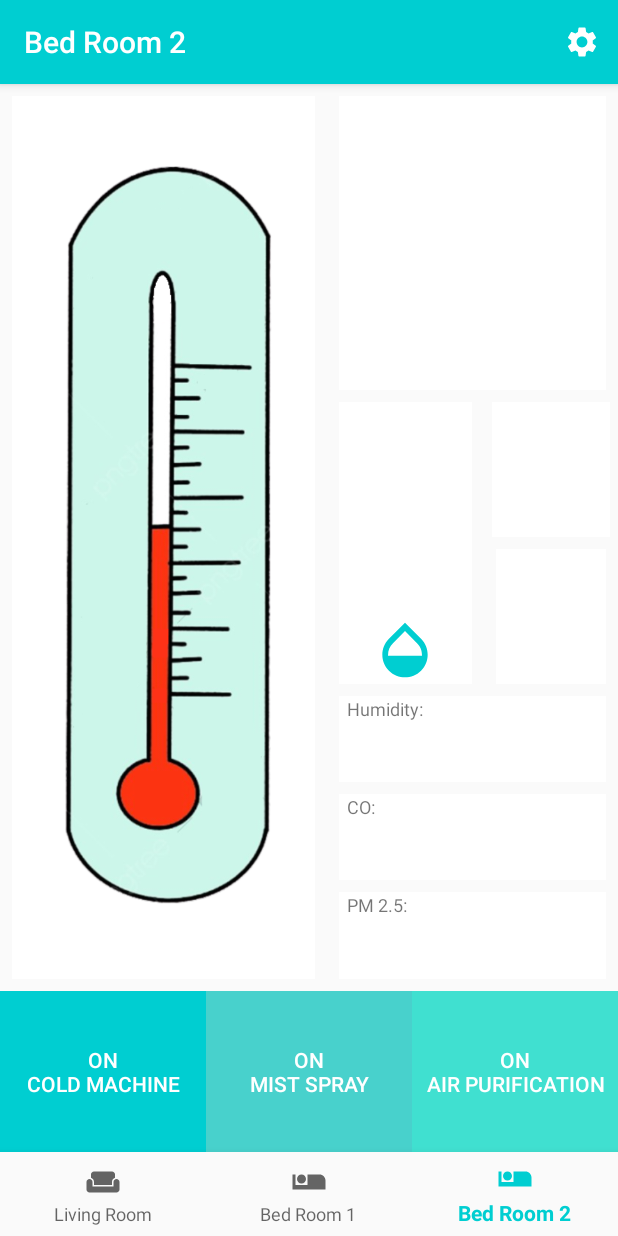
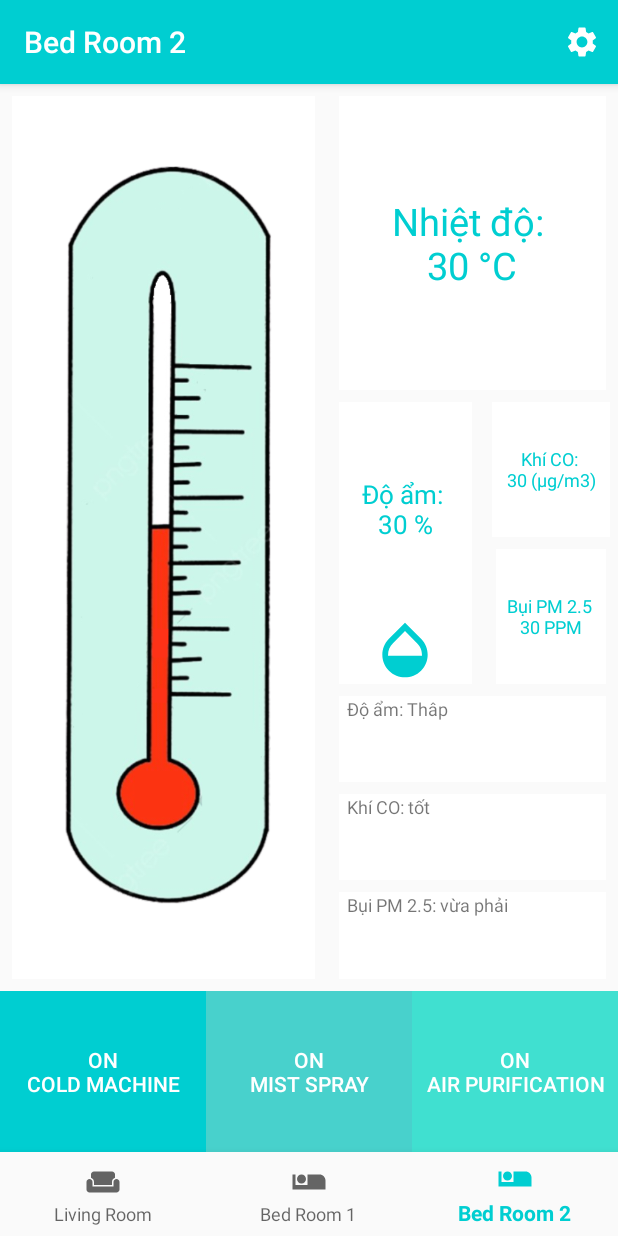
Before and after one commit to lethilinhtrang/PureLife, an Android app: the DashboardFragment screen opened through its navigation route, item 3 of the bottom bar chosen, on a phone screen of 412 x 824 dp. Run offline under Robolectric (Android 15) with nearby library versions, the phone set to English and light mode, and no system bars; our stand-ins replace Volley, navigation-ui; libraries missing offline, so code that uses them is left out: com.biansemao.widget; plain views replace ThermometerView.

Commit message:
Finish multi thread

```diff
--- /dev/null
+++ b/app/src/main/java/com/haqyna/purelife/GetData.java
@@ -0,0 +1,202 @@
+package com.haqyna.purelife;
+
+import android.app.ProgressDialog;
+import android.content.Context;
+import android.graphics.Color;
+import android.os.AsyncTask;
+import android.util.Log;
+import android.widget.Switch;
+import android.widget.TextView;
+
+import java.io.BufferedReader;
+import java.io.IOException;
+import java.io.InputStreamReader;
+import java.net.HttpURLConnection;
+import java.net.URL;
+import java.util.Random;
+
+
+public class GetData extends AsyncTask<String, Void, String> {
+
+    ProgressDialog progressDialog;
+    Context context;
+    TextView textView, textCanhBao;
+    String tempDuLieu = "";
+    int loai = 0;
+
+    public GetData(Context context, TextView textView, TextView textCanhBao, int loai) {
+        this.context = context;
+        this.textView = textView;
+        this.textCanhBao = textCanhBao;
+        this.loai = loai;
+    }
+
+    @Override
+    protected void onPreExecute() {
+        super.onPreExecute();
+
+        // Hiển thị Dialog khi bắt đầu xử lý.
+        progressDialog = new ProgressDialog(context);
+        progressDialog.setTitle("Pure Life");
+        progressDialog.setMessage("Đang lấy dữ liệu...");
+        progressDialog.show();
+    }
+
+    @Override
+    protected String doInBackground(String... strings) {
+        try {
+            StringBuilder sb;
+            // Website này sẽ cho biết địa chỉ IP của bạn.
+            URL url = new URL(strings[0]);
+            HttpURLConnection connection = (HttpURLConnection) url.openConnection();
+            if (connection.getResponseCode() == HttpURLConnection.HTTP_OK) {
+                BufferedReader br = new BufferedReader(new InputStreamReader(connection.getInputStream()));
+                sb = new StringBuilder();
+                String line;
+                while ((line = br.readLine()) != null) {
+                    sb.append(line).append("\n");
+                }
+
+//                Log.e("Dia chi IP ", sb.toString());
+                br.close();
+                return sb.toString();
+            }
+
+        } catch (IOException e) {
+            e.printStackTrace();
+            return null;
+        }
+
+        return null;
+    }
+
+    @Override
+    protected void onPostExecute(String aString) {
+        super.onPostExecute(aString);
+        // Hủy dialog đi.
+        progressDialog.dismiss();
+
+        try {
+            int l = aString.length();
+            tempDuLieu = aString.substring(2, l - 3);
+        } catch (Exception ex) {
+            tempDuLieu = "30";
+        }
+
+        switch (loai) {
+            case 0:
+                textView.setText("Nhiệt độ: " + "\n" + tempDuLieu + " °C");
+                break;
+            case 1:
+                textView.setText("Nhiệt độ: " + "\n" + tempDuLieu + " °F");
+                break;
+            case 2:
+//                textView.setText("Độ ẩm: " + "\n" + tempDuLieu + " %");
+                Float doAm = 0f;
+                try {
+                    doAm = Float.parseFloat(tempDuLieu);
+                    textView.setText("Độ ẩm: " + "\n" + tempDuLieu + " %");
+                } catch (Exception E) {
+                    doAm = 70f;
+                    textView.setText("Độ ẩm: " + "\n" + 70 + " %");
+                }
+
+                if ((doAm >= 60f) && (doAm < 75f)) {
+//                    textCanhBao.setText(getString(R.string.canh_bao_nhiet_do_do_am) + getText(R.string.tot));
+                    textCanhBao.setText("Độ ẩm: Tốt");
+//                    text1.setTextColor(Color.parseColor((String) getText(R.color.colorTrungBinh)));
+                }
+                if (doAm < 60f) {
+//                    textCanhBao.setText(getString(R.string.canh_bao_nhiet_do_do_am) + getText(R.string.do_am_thap));
+                    textCanhBao.setText("Độ ẩm: Thâp");
+//                    text1.setTextColor(Color.parseColor((String) getText(R.color.colorKhongLanhManh)));
+                }
+                if (doAm >= 75f) {
+//                    textCanhBao.setText(getString(R.string.canh_bao_nhiet_do_do_am) + getText(R.string.do_am_cao));
+                    textCanhBao.setText("Độ ẩm: Cao");
+//                    text1.setTextColor(Color.parseColor((String) getText(R.color.colorKhongLanhManh)));
+                }
+                break;
+            case 3:
+                textView.setText("Khí CO: " + "\n" + tempDuLieu + " (µg/m3)");
+                Float CO = Float.parseFloat(tempDuLieu);
+                if ((CO >= 0f) && (CO <= 50f)) {
+//                    textCanhBao.setText(getString(R.string.canh_bao_khi_co) + getText(R.string.tot));
+                    textCanhBao.setText("Khí CO: tốt");
+//                    textCanhBao.setTextColor(Color.parseColor((String) getText(R.color.colorTot)));
+                }
+                if ((CO >= 51f) && (CO <= 100f)) {
+//                    textCanhBao.setText(getString(R.string.canh_bao_khi_co) + getText(R.string.vua_phai));
+                    textCanhBao.setText("Khí CO: vừa phải");
+//                    textCanhBao.setTextColor(Color.parseColor((String) getText(R.color.colorTrungBinh)));
+                }
+                if ((CO >= 101f) && (CO <= 150f)) {
+//                    textCanhBao.setText(getString(R.string.canh_bao_khi_co) + getText(R.string.khong_lanh_manh));
+                    textCanhBao.setText("Khí CO: không lành mạnh");
+//                    textCanhBao.setTextColor(Color.parseColor((String) getText(R.color.colorKhongLanhManh)));
+                }
+                if ((CO >= 151f) && (CO <= 200f)) {
+//                    textCanhBao.setText(getString(R.string.canh_bao_khi_co) + getText(R.string.khong_khoe));
+                    textCanhBao.setText("Khí CO: không khỏe");
+//                    textCanhBao.setTextColor(Color.parseColor((String) getText(R.color.colorKhongKhoe)));
+                }
+                if ((CO >= 201f) && (CO <= 300f)) {
+//                    textCanhBao.setText(getString(R.string.canh_bao_khi_co) + getText(R.string.rat_khong_khoe));
+                    textCanhBao.setText("Khí CO: rất không khỏe");
+//                    textCanhBao.setTextColor(Color.parseColor((String) getText(R.color.colorRatKhongKhoe)));
+                }
+                if ((CO >= 301f) && (CO <= 500f)) {
+//                    textCanhBao.setText(getString(R.string.canh_bao_khi_co) + getText(R.string.nguy_hiem));
+                    textCanhBao.setText("Khí CO: nguy hiểm");
+//                    textCanhBao.setTextColor(Color.parseColor((String) getText(R.color.colorNguyHiem)));
+                }
+                break;
+            case 4:
+                textView.setText("Bụi PM 2.5 " + "\n" + tempDuLieu + " PPM");
+                Float buiPM = Float.parseFloat(tempDuLieu);
+                if ((buiPM >= 0f) && (buiPM <= 15.4f)) {
+//                    textCanhBao.setText("Bụi PM 2.5: " + getText(R.string.tot));
+                    textCanhBao.setText("Bụi PM 2.5: tốt");
+//                    text3.setTextColor(Color.parseColor((String) getText(R.color.colorTot)));
+                }
+                if ((buiPM >= 15.5f) && (buiPM <= 40.4f)) {
+//                    textCanhBao.setText(getString(R.string.canh_bao_bui_PM2_5) + getText(R.string.vua_phai));
+                    textCanhBao.setText("Bụi PM 2.5: vừa phải");
+//                    text3.setTextColor(Color.parseColor((String) getText(R.color.colorTrungBinh)));
+                }
+                if ((buiPM >= 40.5f) && (buiPM <= 65.4f)) {
+//                    textCanhBao.setText(getString(R.string.canh_bao_bui_PM2_5) + getText(R.string.khong_lanh_manh));
+                    textCanhBao.setText("Bụi PM 2.5: không lành mạnh");
+//                    text3.setTextColor(Color.parseColor((String) getText(R.color.colorKhongLanhManh)));
+                }
+                if ((buiPM >= 65.5f) && (buiPM <= 150.4f)) {
+//                    textCanhBao.setText(getString(R.string.canh_bao_bui_PM2_5) + getText(R.string.khong_khoe));
+                    textCanhBao.setText("Bụi PM 2.5: không khỏe");
+//                    text3.setTextColor(Color.parseColor((String) getText(R.color.colorKhongKhoe)));
+                }
+                if ((buiPM >= 150.5f) && (buiPM <= 250.4f)) {
+//                    textCanhBao.setText(getString(R.string.canh_bao_bui_PM2_5) + getText(R.string.rat_khong_khoe));
+                    textCanhBao.setText("Bụi PM 2.5: rất không khỏe");
+//                    text3.setTextColor(Color.parseColor((String) getText(R.color.colorRatKhongKhoe)));
+                }
+                if ((buiPM >= 250.5f) && (buiPM <= 350.4f)) {
+//                    textCanhBao.setText(getString(R.string.canh_bao_bui_PM2_5) + getText(R.string.nguy_hiem));
+                    textCanhBao.setText("Bụi PM 2.5: nguy hiểm");
+//                    text3.setTextColor(Color.parseColor((String) getText(R.color.colorNguyHiem)));
+                }
+                if ((buiPM >= 350.5f) && (buiPM <= 500.4f)) {
+//                    textCanhBao.setText(getString(R.string.canh_bao_bui_PM2_5) + getText(R.string.rat_nguy_hiem));
+                    textCanhBao.setText("Bụi PM 2.5: rất nguy hiểm");
+//                    text3.setTextColor(Color.parseColor((String) getText(R.color.colorRatNguyHiem)));
+                }
+                break;
+            default:
+        }
+    }
+
+    private float getRandomValue() {
+        float value = new Random().nextFloat() * 7 + 35;
+//        Log.i("MainActivity", "current value: " + value);
+        return value;
+    }
+}
--- a/app/src/main/java/com/haqyna/purelife/GetDoC.java
+++ /dev/null
@@ -1,82 +0,0 @@
-package com.haqyna.purelife;
-
-import android.app.ProgressDialog;
-import android.content.Context;
-import android.os.AsyncTask;
-import android.widget.TextView;
-
-import java.io.BufferedReader;
-import java.io.IOException;
-import java.io.InputStreamReader;
-import java.net.HttpURLConnection;
-import java.net.URL;
-
-
-public class GetDoC extends AsyncTask<String, Void, String> {
-
-    ProgressDialog progressDialog;
-    Context context;
-    TextView text_nhietdo;
-    String tempNhietDo = "";
-
-    public GetDoC(Context context, TextView text_nhietdo) {
-        this.context = context;
-        this.text_nhietdo = text_nhietdo;
-    }
-
-    @Override
-    protected void onPreExecute() {
-        super.onPreExecute();
-
-        // Hiển thị Dialog khi bắt đầu xử lý.
-        progressDialog = new ProgressDialog(context);
-        progressDialog.setTitle("Pure Life");
-        progressDialog.setMessage("Đang lấy dữ liệu...");
-        progressDialog.show();
-    }
-
-    @Override
-    protected String doInBackground(String... strings) {
-        try {
-            StringBuilder sb;
-            // Website này sẽ cho biết địa chỉ IP của bạn.
-            URL url = new URL(strings[0]);
-            HttpURLConnection connection = (HttpURLConnection) url.openConnection();
-            if (connection.getResponseCode() == HttpURLConnection.HTTP_OK) {
-                BufferedReader br = new BufferedReader(new InputStreamReader(connection.getInputStream()));
-                sb = new StringBuilder();
-                String line;
-                while ((line = br.readLine()) != null) {
-                    sb.append(line).append("\n");
-                }
-
-//                Log.e("Dia chi IP ", sb.toString());
-                br.close();
-                return sb.toString();
-            }
-
-        } catch (IOException e) {
-            e.printStackTrace();
-            return null;
-        }
-
-        return null;
-    }
-
-    @Override
-    protected void onPostExecute(String aString) {
-        super.onPostExecute(aString);
-        // Hủy dialog đi.
-        progressDialog.dismiss();
-
-        try {
-            int l = aString.length();
-            tempNhietDo = aString.substring(2, l - 3);
-        } catch (Exception ex) {
-            tempNhietDo = "30";
-        }
-
-
-        text_nhietdo.setText("Nhiệt độ" + "\n" + tempNhietDo + " °C");
-    }
-}
--- a/app/src/main/java/com/haqyna/purelife/ui/dashboard/DashboardFragment.java
+++ b/app/src/main/java/com/haqyna/purelife/ui/dashboard/DashboardFragment.java
@@ -20,6 +20,7 @@ package com.haqyna.purelife.ui.dashboard;
 import com.android.volley.toolbox.JsonArrayRequest;
 import com.android.volley.toolbox.Volley;
 import com.biansemao.widget.ThermometerView;
+import com.haqyna.purelife.GetData;
 import com.haqyna.purelife.R;
 
 import org.json.JSONArray;
@@ -48,11 +49,11 @@ public class DashboardFragment extends Fragment {
 
     RequestQueue requestQueue;
 
-    String urlDoC = "http://188.166.206.43/CAPTHutAcs8rLDgwQ0RU3KjYmnvMo1EM/get/V5";
-    String urlDoAm = "http://188.166.206.43/CAPTHutAcs8rLDgwQ0RU3KjYmnvMo1EM/get/V6";
-    String urlPM = "http://188.166.206.43/CAPTHutAcs8rLDgwQ0RU3KjYmnvMo1EM/get/V7";
-    String urlCO = "http://188.166.206.43/CAPTHutAcs8rLDgwQ0RU3KjYmnvMo1EM/get/V8";
-    String urlDoF = "http://188.166.206.43/CAPTHutAcs8rLDgwQ0RU3KjYmnvMo1EM/get/V9";
+    String urlDoC = "http://188.166.206.43/hTkA4mK2WW1LVUggYesKk8T0JdwIgwPq/get/V5";
+    String urlDoAm = "http://188.166.206.43/hTkA4mK2WW1LVUggYesKk8T0JdwIgwPq/get/V6";
+    String urlPM = "http://188.166.206.43/hTkA4mK2WW1LVUggYesKk8T0JdwIgwPq/get/V7";
+    String urlCO = "http://188.166.206.43/hTkA4mK2WW1LVUggYesKk8T0JdwIgwPq/get/V8";
+    String urlDoF = "http://188.166.206.43/hTkA4mK2WW1LVUggYesKk8T0JdwIgwPq/get/V9";
 
     public View onCreateView(@NonNull LayoutInflater inflater,
                              ViewGroup container, Bundle savedInstanceState) {
@@ -74,7 +75,13 @@ public class DashboardFragment extends Fragment {
         text2 = root.findViewById(R.id.text2);
         text3 = root.findViewById(R.id.text3);
 
-        requestQueue = Volley.newRequestQueue(getContext());
+//        requestQueue = Volley.newRequestQueue(getContext());
+
+        new GetData(getContext(), text_nhietdo, null,0).execute(urlDoC);
+        new GetData(getContext(), text_nhietdo_f, null, 1).execute(urlDoF);
+        new GetData(getContext(), text_humidity, text1, 2).execute(urlDoAm);
+        new GetData(getContext(), text_CO, text2, 3).execute(urlCO);
+        new GetData(getContext(), text_PM, text3, 4).execute(urlPM);
 
 //        hTkA4mK2WW1LVUggYesKk8T0JdwIgwPq
 //        11:52
--- a/app/src/main/java/com/haqyna/purelife/ui/home/HomeFragment.java
+++ b/app/src/main/java/com/haqyna/purelife/ui/home/HomeFragment.java
@@ -13,7 +13,7 @@ import androidx.fragment.app.Fragment;
 import com.android.volley.RequestQueue;
 import com.android.volley.toolbox.Volley;
 import com.biansemao.widget.ThermometerView;
-import com.haqyna.purelife.GetDoC;
+import com.haqyna.purelife.GetData;
 import com.haqyna.purelife.R;
 
 public class HomeFragment extends Fragment {
@@ -65,9 +65,13 @@ public class HomeFragment extends Fragment {
         text2 = root.findViewById(R.id.text2);
         text3 = root.findViewById(R.id.text3);
 
-        requestQueue = Volley.newRequestQueue(getContext());
+//        requestQueue = Volley.newRequestQueue(getContext());
 
-        new GetDoC(getContext(), text_nhietdo).execute(urlDoC);
+        new GetData(getContext(), text_nhietdo, null,0).execute(urlDoC);
+        new GetData(getContext(), text_nhietdo_f, null, 1).execute(urlDoF);
+        new GetData(getContext(), text_humidity, text1, 2).execute(urlDoAm);
+        new GetData(getContext(), text_CO, text2, 3).execute(urlCO);
+        new GetData(getContext(), text_PM, text3, 4).execute(urlPM);
 
 //        hTkA4mK2WW1LVUggYesKk8T0JdwIgwPq
 //        11:52
@@ -146,8 +150,6 @@ public class HomeFragment extends Fragment {
 //                            text1.setText(getString(R.string.canh_bao_nhiet_do_do_am) + getText(R.string.do_am_cao));
 //                            text1.setTextColor(Color.parseColor((String) getText(R.color.colorKhongLanhManh)));
 //                        }
-//
-//
 //                    }
 //                },
 //                new Response.ErrorListener() {
@@ -314,50 +316,6 @@ public class HomeFragment extends Fragment {
         return root;
     }
 
-//    @Override
-//    public boolean onOptionsItemSelected(MenuItem item) {
-//        int id = item.getItemId();
-//        switch (id) {
-//            case R.id.item1:
-////                Toast.makeText(getApplicationContext(),"Item 1 Selected",Toast.LENGTH_LONG).show();
-////                startActivityForResult(new Intent(getContext(), SettingActivity.class, REQUEST_CODE));
-//                startActivityForResult(new Intent(getContext(), SettingActivity.class), REQUEST_CODE);
-//
-//                return true;
-//            default:
-//                return super.onOptionsItemSelected(item);
-//        }
-//    }
-
-//    @Override
-//    public boolean onCreateOptionsMenu(Menu menu) {
-//        // Inflate the menu; this adds items to the action bar if it is present.
-//        getMenuInflater().inflate(R.menu.menu_main, menu);
-//        return true;
-//    }
-
-
-//    @Override
-//    public void onCreateOptionsMenu(Menu menu, MenuInflater inflater) {
-////        super.onCreateOptionsMenu(menu, inflater);
-//        getActivity().getMenuInflater().inflate(R.menu.menu_main, menu);
-//    }
-
-//    @Override
-//    public boolean onOptionsItemSelected(MenuItem item) {
-//        int id = item.getItemId();
-//        switch (id) {
-//            case R.id.item1:
-////                Toast.makeText(getApplicationContext(),"Item 1 Selected",Toast.LENGTH_LONG).show();
-////                startActivityForResult(new Intent(getContext(), SettingActivity.class, REQUEST_CODE));
-//                startActivityForResult(new Intent(getContext() , SettingActivity.class), REQUEST_CODE);
-//
-//                return true;
-//            default:
-//                return super.onOptionsItemSelected(item);
-//        }
-//    }
-
     public static void chuyenNhietDo(String kieuDo) {
         if ("C".equals(kieuDo)) {
             text_nhietdo_f.setVisibility(View.GONE);
--- a/app/src/main/java/com/haqyna/purelife/ui/notifications/NotificationsFragment.java
+++ b/app/src/main/java/com/haqyna/purelife/ui/notifications/NotificationsFragment.java
@@ -20,6 +20,7 @@ package com.haqyna.purelife.ui.notifications;
         import com.android.volley.toolbox.JsonArrayRequest;
         import com.android.volley.toolbox.Volley;
         import com.biansemao.widget.ThermometerView;
+        import com.haqyna.purelife.GetData;
         import com.haqyna.purelife.R;
 
         import org.json.JSONArray;
@@ -48,11 +49,11 @@ public class NotificationsFragment extends Fragment {
 
     RequestQueue requestQueue;
 
-    String urlDoC = "http://188.166.206.43/hTkA4mK2WW1LVUggYesKk8T0JdwIgwPq/get/V5";
-    String urlDoAm = "http://188.166.206.43/hTkA4mK2WW1LVUggYesKk8T0JdwIgwPq/get/V6";
-    String urlPM = "http://188.166.206.43/hTkA4mK2WW1LVUggYesKk8T0JdwIgwPq/get/V7";
-    String urlCO = "http://188.166.206.43/hTkA4mK2WW1LVUggYesKk8T0JdwIgwPq/get/V8";
-    String urlDoF = "http://188.166.206.43/hTkA4mK2WW1LVUggYesKk8T0JdwIgwPq/get/V9";
+    String urlDoC = "http://188.166.206.43/oIXHj_zEa_p1GFQcQ12r34VRYRaORok7/get/V5";
+    String urlDoAm = "http://188.166.206.43/oIXHj_zEa_p1GFQcQ12r34VRYRaORok7/get/V6";
+    String urlPM = "http://188.166.206.43/oIXHj_zEa_p1GFQcQ12r34VRYRaORok7/get/V7";
+    String urlCO = "http://188.166.206.43/oIXHj_zEa_p1GFQcQ12r34VRYRaORok7/get/V8";
+    String urlDoF = "http://188.166.206.43/oIXHj_zEa_p1GFQcQ12r34VRYRaORok7/get/V9";
 
     public View onCreateView(@NonNull LayoutInflater inflater,
                              ViewGroup container, Bundle savedInstanceState) {
@@ -73,7 +74,13 @@ public class NotificationsFragment extends Fragment {
         text2 = root.findViewById(R.id.text2);
         text3 = root.findViewById(R.id.text3);
 
-        requestQueue = Volley.newRequestQueue(getContext());
+//        requestQueue = Volley.newRequestQueue(getContext());
+
+        new GetData(getContext(), text_nhietdo, null,0).execute(urlDoC);
+        new GetData(getContext(), text_nhietdo_f, null, 1).execute(urlDoF);
+        new GetData(getContext(), text_humidity, text1, 2).execute(urlDoAm);
+        new GetData(getContext(), text_CO, text2, 3).execute(urlCO);
+        new GetData(getContext(), text_PM, text3, 4).execute(urlPM);
 
 //        hTkA4mK2WW1LVUggYesKk8T0JdwIgwPq
 //        11:52
```
Lines whose indentation alone changed are shown as unchanged.
